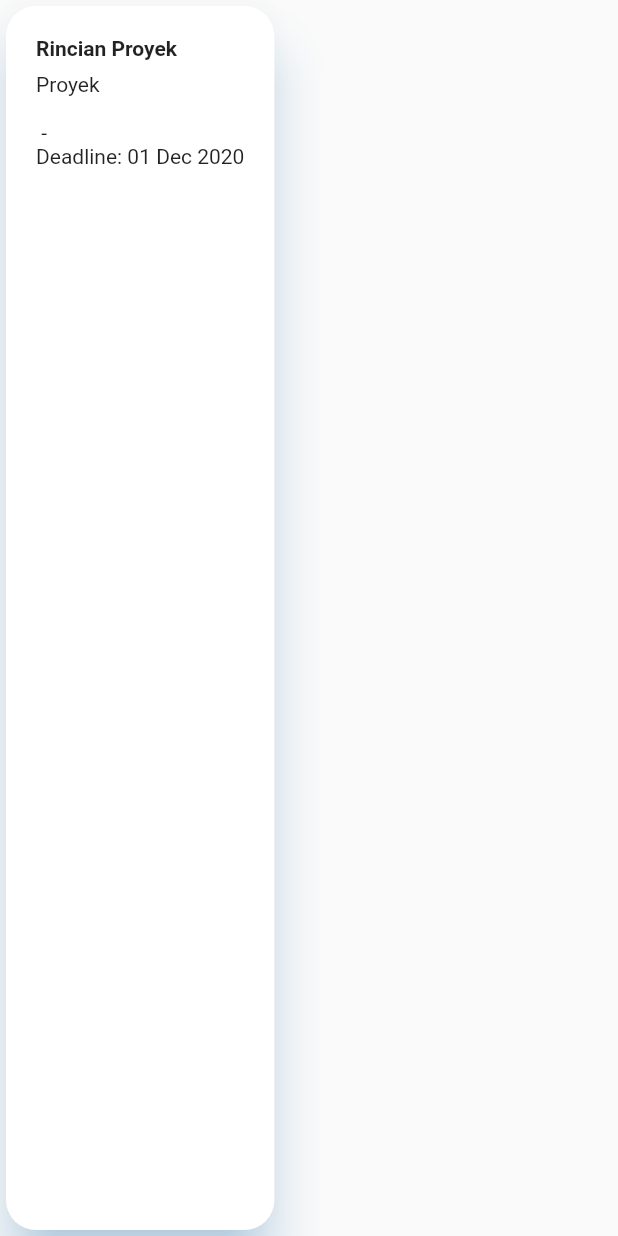
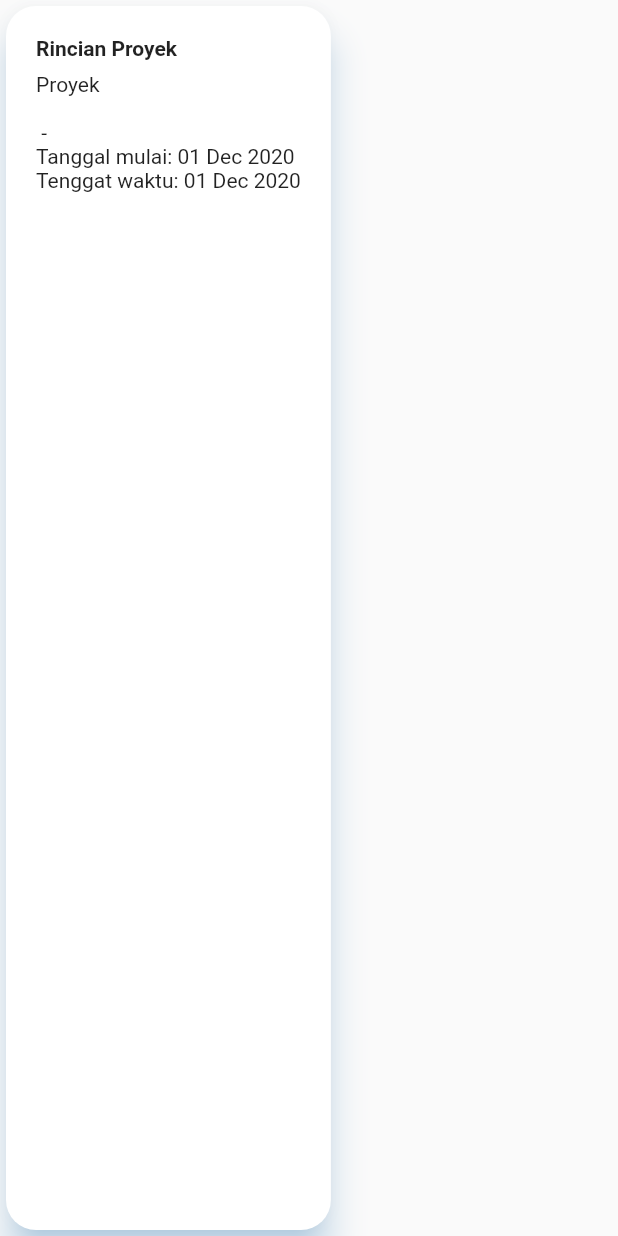
Before and after one commit to qisashasanudin/bangunin_id, a Flutter app: the ProjectDetailsCard widget shown alone on an empty page, opened directly with empty values, on a phone screen of 412 x 824 dp. Run offline on Flutter 3.47's test engine with Material 2 defaults, Android fonts, the phone set to English and light mode, and no system bars; our stand-ins replace cloud_firestore, firebase_auth, firebase_core, firebase_storage, flutter_spinkit, fluttertoast and 5 more; missing offline and left inert: dart:ffi; accounts and stored records are empty; network calls fail.

Commit message:
added project information in project details page

```diff
--- a/lib/screens/mainmenu/home/project_list.dart
+++ b/lib/screens/mainmenu/home/project_list.dart
@@ -44,7 +44,8 @@ class ProjectList extends StatelessWidget {
                         fontWeight: FontWeight.bold,
                       )),
               onTap: () async {
-                Navigator.of(context).pushNamed('/projectdetails');
+                Navigator.of(context)
+                    .pushNamed('/projectdetails', arguments: children[index]);
               },
               onLongPress: () {},
             ),
--- a/lib/shared/UI_components/project_details_card.dart
+++ b/lib/shared/UI_components/project_details_card.dart
@@ -14,7 +14,7 @@ class ProjectDetailsCard extends StatelessWidget {
   Widget build(BuildContext context) {
     final DateFormat _dateFormatter = DateFormat('dd MMM yyyy');
     return Card(
-      elevation: 15,
+      elevation: 10,
       shadowColor: Color(0x802196F3),
       shape: RoundedRectangleBorder(borderRadius: BorderRadius.circular(20)),
       child: Padding(
@@ -39,7 +39,8 @@ class ProjectDetailsCard extends StatelessWidget {
                 (child.clientPhone != null || child.clientEmail != null))
               Text(
                   '${child.clientName ?? '(Nama klien kosong)'} - ${child.clientPhone ?? child.clientEmail ?? '(Kontak klien kosong)'}'),
-            Text("Deadline: ${_dateFormatter.format(child.dateDeadline)}"),
+            Text("Tanggal mulai: ${_dateFormatter.format(child.dateCreated)}"),
+            Text("Tenggat waktu: ${_dateFormatter.format(child.dateDeadline)}"),
           ],
         ),
       ),
```
Also changed, not shown: lib/screens/mainmenu/home/projects/view_project/project_details.dart (+20 -2 lines).
